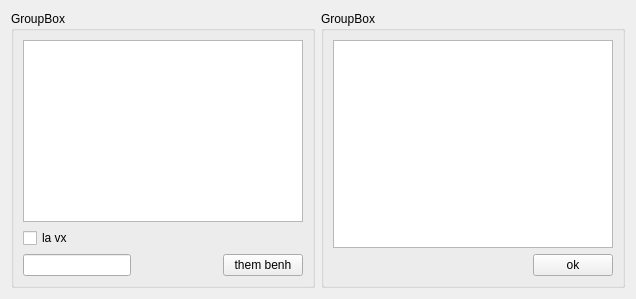
xdien/tcmr, file managetiemngua.ui: the form before one commit.
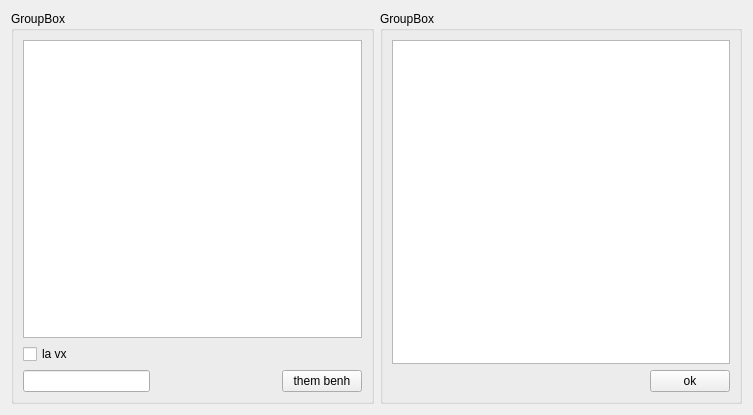
The form after the commit.

Patch:
```diff
--- a/managetiemngua.ui
+++ b/managetiemngua.ui
@@ -6,8 +6,8 @@
    <rect>
     <x>0</x>
     <y>0</y>
-    <width>636</width>
-    <height>299</height>
+    <width>753</width>
+    <height>415</height>
    </rect>
   </property>
   <property name="windowTitle">
```
Left out of the diff: 2 changed lines with no effect on the pictures.
